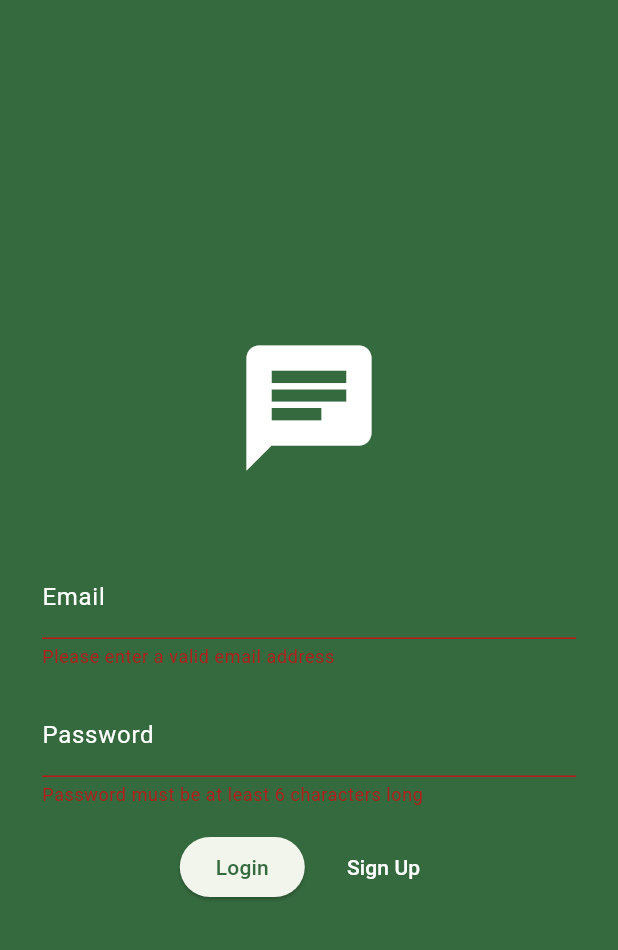
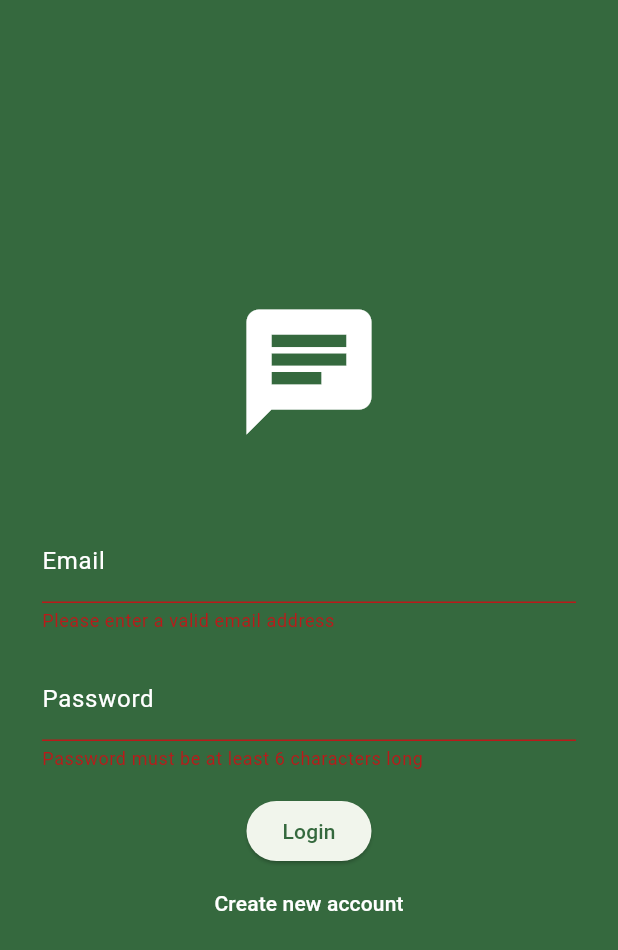
Before and after one commit to kichul7493/chat_app, a Flutter app: the screen it shows after launch, after a tap on "Login", on a phone screen of 412 x 824 dp. Shown: the top 950 px of the screen. Run offline on Flutter 3.47's test engine with Material 3 defaults, Android fonts, the phone set to English and light mode, and no system bars; our stand-ins replace cloud_firestore, firebase_auth, firebase_core, firebase_database, firebase_storage, image_picker; accounts and stored records are empty.

Commit message:
파이어베이스를 활용한 챗앱

```diff
--- a/lib/main.dart
+++ b/lib/main.dart
@@ -1,10 +1,33 @@
 import 'package:chat_app/screens/auth_screen.dart';
+import 'package:chat_app/screens/chat_screen.dart';
+import 'package:chat_app/screens/splash_screen.dart';
+import 'package:firebase_auth/firebase_auth.dart';
 import 'package:flutter/material.dart';
+import 'package:firebase_core/firebase_core.dart';
+import 'firebase_options.dart';
 
-void main() {
+final _firebaseAuth = FirebaseAuth.instance;
+
+void main() async {
+  WidgetsFlutterBinding.ensureInitialized();
+
+  await Firebase.initializeApp(
+    options: DefaultFirebaseOptions.currentPlatform,
+  );
+
   runApp(MaterialApp(
-    home: const AuthScreen(),
-    theme: ThemeData(
-        colorScheme: ColorScheme.fromSeed(seedColor: Colors.green.shade200)),
-  ));
+      theme: ThemeData(
+          colorScheme: ColorScheme.fromSeed(seedColor: Colors.green.shade200)),
+      home: StreamBuilder(
+        stream: _firebaseAuth.authStateChanges(),
+        builder: (context, snapshot) {
+          if (snapshot.connectionState == ConnectionState.waiting) {
+            return const SplashScreen();
+          } else if (snapshot.hasData) {
+            return const ChatScreen();
+          } else {
+            return const AuthScreen();
+          }
+        },
+      )));
 }
--- a/lib/screens/auth_screen.dart
+++ b/lib/screens/auth_screen.dart
@@ -1,4 +1,13 @@
+import 'dart:io';
+
+import 'package:chat_app/widgets/user_image_picker.dart';
+import 'package:cloud_firestore/cloud_firestore.dart';
+import 'package:firebase_auth/firebase_auth.dart';
+import 'package:firebase_database/firebase_database.dart';
+import 'package:firebase_storage/firebase_storage.dart';
 import 'package:flutter/material.dart';
+
+final _firebaseAuth = FirebaseAuth.instance;
 
 class AuthScreen extends StatefulWidget {
   const AuthScreen({super.key});
@@ -8,19 +17,89 @@ class AuthScreen extends StatefulWidget {
 }
 
 class _AuthScreenState extends State<AuthScreen> {
+  var isLogin = true;
+  final formKey = GlobalKey<FormState>();
+
+  final emailController = TextEditingController();
+  final passwordController = TextEditingController();
+  final usernameController = TextEditingController();
+  File? selectedImage;
+
+  void changeMode() {
+    setState(() {
+      isLogin = !isLogin;
+    });
+  }
+
+  void pickImage(File pickedImage) {
+    selectedImage = pickedImage;
+  }
+
+  @override
+  void dispose() {
+    emailController.dispose();
+    passwordController.dispose();
+    usernameController.dispose();
+    super.dispose();
+  }
+
   @override
   Widget build(BuildContext context) {
-    final formKey = GlobalKey<FormState>();
-    final emailController = TextEditingController();
-    final passwordController = TextEditingController();
-
-    void submit() {
+    void submit() async {
       final isValid = formKey.currentState!.validate();
       if (!isValid) {
         return;
       }
-      print(emailController.text);
-      print(passwordController.text);
+
+      if (isLogin) {
+        try {
+          final userCredential = await _firebaseAuth.signInWithEmailAndPassword(
+              email: emailController.text, password: passwordController.text);
+
+          print(userCredential.user?.email);
+        } on FirebaseAuthException catch (error) {
+          ScaffoldMessenger.of(context).clearSnackBars();
+          ScaffoldMessenger.of(context).showSnackBar(SnackBar(
+            content: Text(error.message ?? 'An error occurred'),
+          ));
+        }
+      } else {
+        if (selectedImage == null) {
+          ScaffoldMessenger.of(context).clearSnackBars();
+          ScaffoldMessenger.of(context).showSnackBar(const SnackBar(
+            content: Text('Please pick an image'),
+          ));
+          return;
+        }
+
+        try {
+          final userCredential =
+              await _firebaseAuth.createUserWithEmailAndPassword(
+                  email: emailController.text,
+                  password: passwordController.text);
+
+          final storageRef = FirebaseStorage.instance
+              .ref()
+              .child('user_images')
+              .child('${userCredential.user!.uid}.jpg');
+
+          await storageRef.putFile(selectedImage!);
+          final imageUrl = await storageRef.getDownloadURL();
+
+          final database = FirebaseFirestore.instance;
+
+          await database.collection('users').doc(userCredential.user!.uid).set({
+            'username': usernameController.text,
+            'email': emailController.text,
+            'image_url': imageUrl,
+          });
+        } on FirebaseAuthException catch (error) {
+          ScaffoldMessenger.of(context).clearSnackBars();
+          ScaffoldMessenger.of(context).showSnackBar(SnackBar(
+            content: Text(error.message ?? 'An error occurred'),
+          ));
+        }
+      }
     }
 
     return Scaffold(
@@ -40,6 +119,10 @@ class _AuthScreenState extends State<AuthScreen> {
                   key: formKey,
                   child: Column(
                     children: [
+                      if (!isLogin)
+                        UserImagePicker(
+                          onImagePick: pickImage,
+                        ),
                       TextFormField(
                         decoration: const InputDecoration(
                           labelText: 'Email',
@@ -67,6 +150,30 @@ class _AuthScreenState extends State<AuthScreen> {
                       const SizedBox(
                         height: 16,
                       ),
+                      if (!isLogin)
+                        TextFormField(
+                          decoration: const InputDecoration(
+                            labelText: 'Username',
+                            labelStyle: TextStyle(color: Colors.white),
+                            enabledBorder: OutlineInputBorder(
+                              borderSide: BorderSide(color: Colors.white),
+                            ),
+                            focusedBorder: OutlineInputBorder(
+                              borderSide: BorderSide(color: Colors.white),
+                            ),
+                          ),
+                          validator: (value) {
+                            if (value == null ||
+                                value.isEmpty ||
+                                value.length < 2) {
+                              return 'Username must be at least 2 characters long';
+                            }
+                            return null;
+                          },
+                          enableSuggestions: false,
+                          controller: usernameController,
+                        ),
+                      if (!isLogin) const SizedBox(height: 16),
                       TextFormField(
                         decoration: const InputDecoration(
                           labelText: 'Password',
@@ -94,22 +201,20 @@ class _AuthScreenState extends State<AuthScreen> {
                       const SizedBox(
                         height: 16,
                       ),
-                      Row(
-                        mainAxisAlignment: MainAxisAlignment.center,
-                        children: [
                       ElevatedButton(
-                              onPressed: submit, child: const Text('Login')),
+                          onPressed: submit,
+                          child: Text(isLogin ? 'Login' : 'Sign Up')),
                       const SizedBox(
                         width: 16,
                       ),
                       TextButton(
-                            onPressed: () {},
+                        onPressed: changeMode,
                         style: TextButton.styleFrom(
                           foregroundColor: Colors.white,
                         ),
-                            child: const Text('Sign Up'),
-                          ),
-                        ],
+                        child: Text(isLogin
+                            ? "Create new account"
+                            : "I already have an account"),
                       )
                     ],
                   ),
--- /dev/null
+++ b/lib/screens/splash_screen.dart
@@ -0,0 +1,15 @@
+import 'package:flutter/material.dart';
+
+class SplashScreen extends StatelessWidget {
+  const SplashScreen({super.key});
+
+  @override
+  Widget build(BuildContext context) {
+    return const SizedBox(
+        width: double.infinity,
+        height: double.infinity,
+        child: Center(
+          child: CircularProgressIndicator(),
+        ));
+  }
+}
```
Also changed, not shown: lib/screens/chat_screen.dart (added, +38 -0 lines), lib/widgets/message_bubble.dart (added, +147 -0 lines), lib/widgets/message_list.dart (added, +64 -0 lines), lib/widgets/new_messages.dart (added, +75 -0 lines), lib/widgets/user_image_picker.dart (added, +54 -0 lines), pubspec.yaml (+7 -0 lines), firebase.json (added), lib/firebase_options.dart (added), pubspec.lock, 8 other files. Lines whose indentation alone changed are shown as unchanged.
